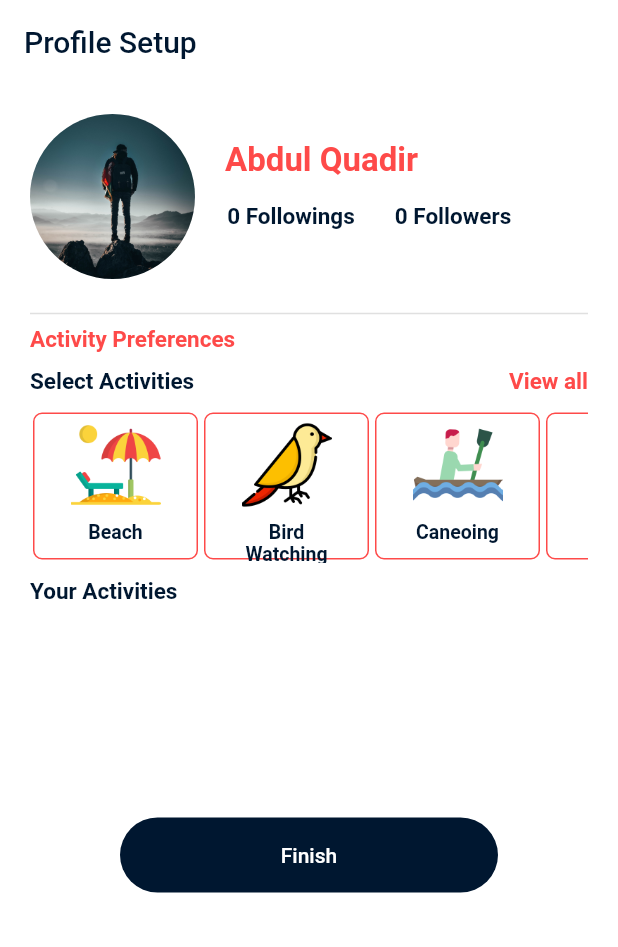
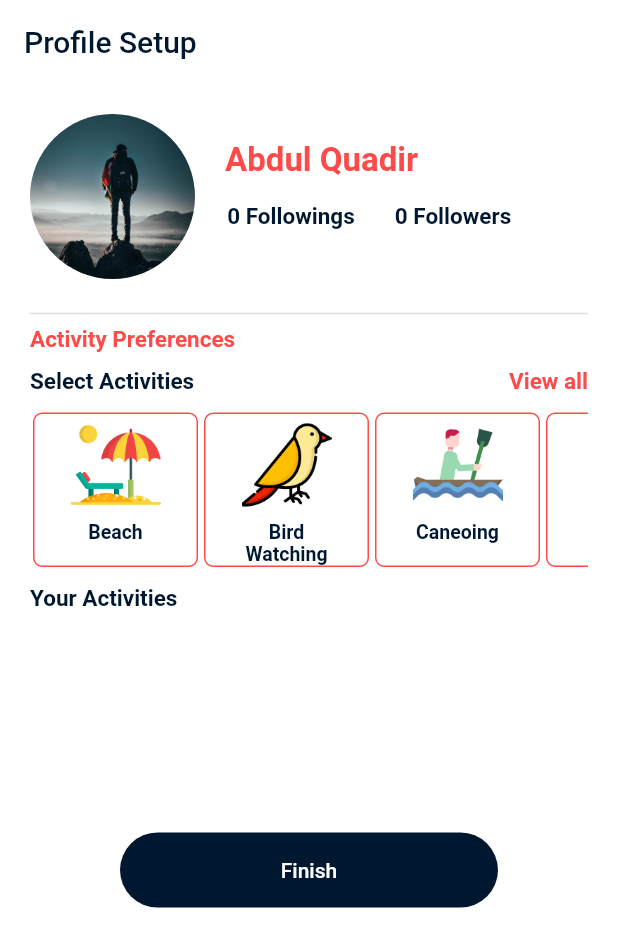
Before and after one commit to priyamshah112/chalo, a Flutter app: the ProfileSetup screen opened directly, on a phone screen of 412 x 824 dp. Shown: the top 947 px of the screen. Run offline on Flutter 3.47's test engine with Material 2 defaults, Android fonts, the phone set to English and light mode, and no system bars; our stand-ins replace flutter_map, font_awesome_flutter, latlong, simple_animations; missing offline and left inert: gender_selection.

```diff
--- a/lib/ProfileSetup.dart
+++ b/lib/ProfileSetup.dart
@@ -195,7 +195,7 @@ class _ProfileSetupState extends State<ProfileSetup> {
                     height: 10,
                   ),
                   Container(
-                    height: 102,
+                    height: 107,
                     child: ListView(
                       scrollDirection: Axis.horizontal,
                       children: <Widget>[
@@ -285,7 +285,7 @@ class _ProfileSetupState extends State<ProfileSetup> {
                     height: 10,
                   ),
                   Container(
-                    height: 102,
+                    height: 107,
                     child: ListView(
                       scrollDirection: Axis.horizontal,
                       children: <Widget>[
@@ -448,6 +448,7 @@ class _AllActivityState extends State<AllActivity> {
                         border: Border.all(
                           color: Color(primary),
                         ),
+                        borderRadius: BorderRadius.circular(6),
                       ),
                       child: Padding(
                         padding: EdgeInsets.only(top: 10),
--- a/pubspec.yaml
+++ b/pubspec.yaml
@@ -42,8 +42,6 @@ dev_dependencies:
 
 
 flutter:
-
-
   uses-material-design: true
   assets:
     - images/
```
Also changed, not shown: pubspec.lock.
